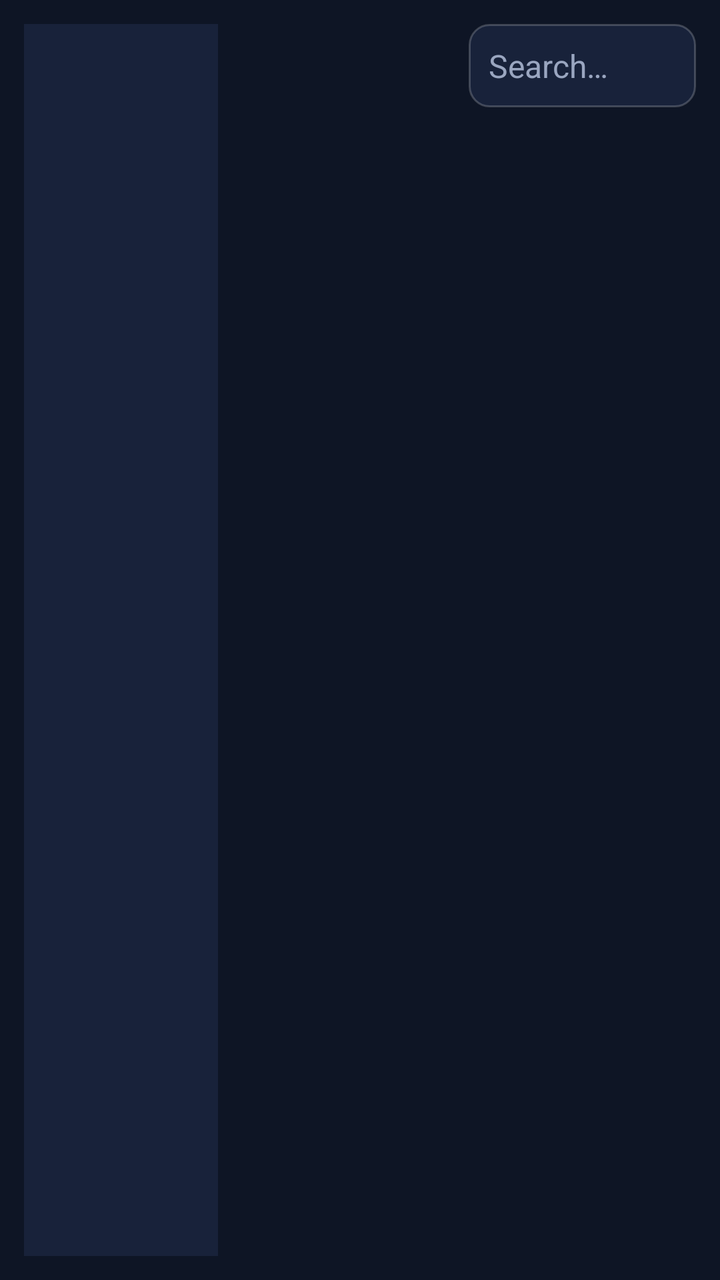
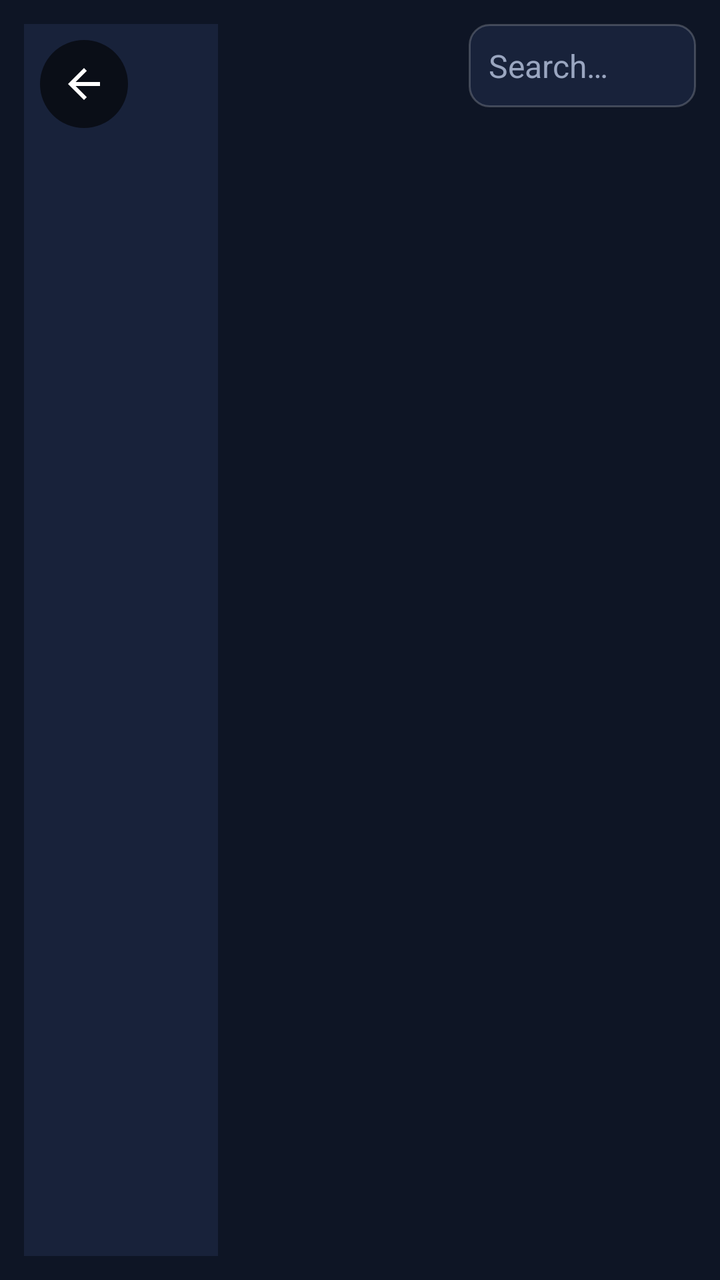

Before-and-after screenshots of an Android layout around one commit, followed by the original layout XML and the change that was made.
<!-- AndroidManifest.xml: application theme Theme.MyTV -->
<!-- res/layout/activity_browse.xml -->
<?xml version="1.0" encoding="utf-8"?>
<LinearLayout xmlns:android="http://schemas.android.com/apk/res/android"
    android:layout_width="match_parent" android:layout_height="match_parent"
    android:orientation="horizontal" android:padding="12dp">

    
    <LinearLayout
        android:layout_width="0dp" android:layout_height="match_parent" android:layout_weight="3"
        android:background="@color/surface" android:orientation="vertical" android:padding="8dp">
        <TextView
            android:id="@+id/tvSection"
            android:layout_width="match_parent" android:layout_height="wrap_content"
            android:padding="8dp" android:textColor="@color/accent"
            android:textSize="20sp" android:textStyle="bold" />
        <androidx.recyclerview.widget.RecyclerView
            android:id="@+id/rvCategories"
            android:layout_width="match_parent" android:layout_height="match_parent"
            android:descendantFocusability="afterDescendants" />
    </LinearLayout>

    
    <LinearLayout
        android:id="@+id/itemsPane"
        android:layout_width="0dp" android:layout_height="match_parent" android:layout_weight="7"
        android:layout_marginStart="12dp" android:orientation="vertical">

        <LinearLayout
            android:layout_width="match_parent" android:layout_height="wrap_content"
            android:gravity="center_vertical" android:orientation="horizontal">
            <TextView
                android:id="@+id/tvHeader"
                android:layout_width="0dp" android:layout_height="wrap_content" android:layout_weight="1"
                android:ellipsize="end" android:maxLines="1" android:padding="8dp"
                android:textColor="@color/text_primary" android:textSize="18sp" android:textStyle="bold" />
            <EditText
                android:id="@+id/etSearch"
                style="@style/Field"
                android:layout_width="0dp" android:layout_weight="1"
                android:layout_marginTop="0dp" android:padding="10dp"
                android:hint="@string/search" android:imeOptions="actionSearch"
                android:inputType="text" />
        </LinearLayout>

        <FrameLayout
            android:layout_width="match_parent" android:layout_height="match_parent"
            android:layout_marginTop="8dp">
            <androidx.recyclerview.widget.RecyclerView
                android:id="@+id/rvItems"
                android:layout_width="match_parent" android:layout_height="match_parent"
                android:clipToPadding="false" android:padding="4dp"
                android:descendantFocusability="afterDescendants" />
            <ProgressBar
                android:id="@+id/progress"
                android:layout_width="wrap_content" android:layout_height="wrap_content"
                android:layout_gravity="center" />
            <TextView
                android:id="@+id/tvEmpty"
                android:layout_width="match_parent" android:layout_height="wrap_content"
                android:layout_gravity="center" android:gravity="center" android:padding="24dp"
                android:textColor="@color/text_secondary" android:textSize="16sp"
                android:visibility="gone" />
        </FrameLayout>
    </LinearLayout>

    
    <LinearLayout
        android:id="@+id/previewPane"
        android:layout_width="0dp" android:layout_height="match_parent" android:layout_weight="0"
        android:layout_marginStart="12dp" android:orientation="vertical"
        android:visibility="gone">
        <FrameLayout
            android:id="@+id/previewBox"
            android:layout_width="match_parent" android:layout_height="200dp"
            android:background="@drawable/bg_preview"
            android:clickable="true" android:focusable="false">
            <androidx.media3.ui.PlayerView
                xmlns:app="http://schemas.android.com/apk/res-auto"
                android:id="@+id/previewPlayer"
                android:layout_width="match_parent" android:layout_height="match_parent"
                android:focusable="false"
                app:use_controller="false"
                app:show_buffering="when_playing" />
            <TextView
                android:id="@+id/previewHint"
                android:layout_width="match_parent" android:layout_height="match_parent"
                android:gravity="center" android:padding="16dp"
                android:text="@string/preview_hint"
                android:textColor="@color/text_secondary" android:textSize="14sp" />
        </FrameLayout>
        <TextView
            android:id="@+id/previewTitle"
            android:layout_width="match_parent" android:layout_height="wrap_content"
            android:layout_marginTop="12dp"
            android:textColor="@color/text_primary" android:textSize="20sp" android:textStyle="bold" />
        <TextView
            android:id="@+id/previewCategory"
            android:layout_width="match_parent" android:layout_height="wrap_content"
            android:layout_marginTop="4dp"
            android:textColor="@color/accent" android:textSize="14sp" />
    </LinearLayout>
</LinearLayout>
<!-- resources referenced by this layout -->
<resources>
  <color name="accent">#FFB300</color>
  <color name="surface">#18223A</color>
  <color name="text_primary">#FFFFFF</color>
  <color name="text_secondary">#9AA6C0</color>
  <!-- drawable bg_preview (drawable) -->
  <?xml version="1.0" encoding="utf-8"?>
  <shape xmlns:android="http://schemas.android.com/apk/res/android">
      <solid android:color="#FF000000" /><corners android:radius="10dp" />
      <stroke android:width="1dp" android:color="#33FFFFFF" />
  </shape>
  <string name="preview_hint">Press OK on a channel to preview it.\nPress OK again for full screen.</string>
  <string name="search">Search…</string>
  <style name="Field">
          <item name="android:layout_width">match_parent</item>
          <item name="android:layout_height">wrap_content</item>
          <item name="android:layout_marginTop">10dp</item>
          <item name="android:background">@drawable/bg_field</item>
          <item name="android:padding">14dp</item>
          <item name="android:textColor">@color/text_primary</item>
          <item name="android:textColorHint">@color/text_secondary</item>
          <item name="android:textSize">16sp</item>
          <item name="android:maxLines">1</item>
      </style>
  <style name="Theme.MyTV" parent="Theme.MaterialComponents.NoActionBar">
          <item name="colorPrimary">@color/accent</item>
          <item name="colorPrimaryVariant">@color/accent</item>
          <item name="colorOnPrimary">#000000</item>
          <item name="colorSecondary">@color/accent</item>
          <item name="colorOnSecondary">#000000</item>
          <item name="colorAccent">@color/accent</item>
          <item name="android:windowBackground">@color/bg</item>
          <item name="android:statusBarColor">@color/bg</item>
          <item name="android:navigationBarColor">@color/bg</item>
          <item name="android:textColorPrimary">@color/text_primary</item>
          <item name="android:textColorSecondary">@color/text_secondary</item>
      </style>
  <!-- drawable bg_field (drawable) -->
  <?xml version="1.0" encoding="utf-8"?>
  <selector xmlns:android="http://schemas.android.com/apk/res/android">
      <item android:state_focused="true">
          <shape><solid android:color="@color/surface" /><stroke android:width="2dp" android:color="@color/accent" /><corners android:radius="10dp" /></shape>
      </item>
      <item>
          <shape><solid android:color="@color/surface" /><stroke android:width="1dp" android:color="#33FFFFFF" /><corners android:radius="10dp" /></shape>
      </item>
  </selector>
  <color name="bg">#0E1525</color>
</resources>

<!-- the commit's change to res/layout/activity_browse.xml (unified diff, before → after) -->
@@ -7,11 +7,21 @@
     <LinearLayout
         android:layout_width="0dp" android:layout_height="match_parent" android:layout_weight="3"
         android:background="@color/surface" android:orientation="vertical" android:padding="8dp">
-        <TextView
-            android:id="@+id/tvSection"
+        <LinearLayout
             android:layout_width="match_parent" android:layout_height="wrap_content"
-            android:padding="8dp" android:textColor="@color/accent"
-            android:textSize="20sp" android:textStyle="bold" />
+            android:gravity="center_vertical" android:orientation="horizontal">
+            <ImageButton
+                android:id="@+id/btnBack"
+                android:layout_width="44dp" android:layout_height="44dp"
+                android:background="@drawable/bg_round_btn"
+                android:contentDescription="@string/back"
+                android:src="@drawable/ic_back" />
+            <TextView
+                android:id="@+id/tvSection"
+                android:layout_width="0dp" android:layout_height="wrap_content" android:layout_weight="1"
+                android:padding="8dp" android:textColor="@color/accent"
+                android:textSize="20sp" android:textStyle="bold" />
+        </LinearLayout>
         <androidx.recyclerview.widget.RecyclerView
             android:id="@+id/rvCategories"
             android:layout_width="match_parent" android:layout_height="match_parent"
<!-- resource entries referenced after the edit -->
@@ -10,6 +10,21 @@
       <solid android:color="#FF000000" /><corners android:radius="10dp" />
       <stroke android:width="1dp" android:color="#33FFFFFF" />
   </shape>
+  <!-- drawable bg_round_btn (drawable) -->
+  <?xml version="1.0" encoding="utf-8"?>
+  <selector xmlns:android="http://schemas.android.com/apk/res/android">
+      <item android:state_pressed="true"><shape android:shape="oval"><solid android:color="#CCFFB300" /></shape></item>
+      <item android:state_focused="true"><shape android:shape="oval"><solid android:color="#99000000" /><stroke android:width="3dp" android:color="#FFFFB300" /></shape></item>
+      <item><shape android:shape="oval"><solid android:color="#99000000" /></shape></item>
+  </selector>
+  <!-- drawable ic_back (drawable) -->
+  <?xml version="1.0" encoding="utf-8"?>
+  <vector xmlns:android="http://schemas.android.com/apk/res/android"
+      android:width="24dp" android:height="24dp" android:viewportWidth="24" android:viewportHeight="24"
+      android:autoMirrored="true">
+      <path android:fillColor="#FFFFFFFF" android:pathData="M20,11H7.83l5.59,-5.59L12,4l-8,8 8,8 1.41,-1.41L7.83,13H20v-2z" />
+  </vector>
+  <string name="back">Back</string>
   <string name="preview_hint">Press OK on a channel to preview it.\nPress OK again for full screen.</string>
   <string name="search">Search…</string>
   <style name="Field">
